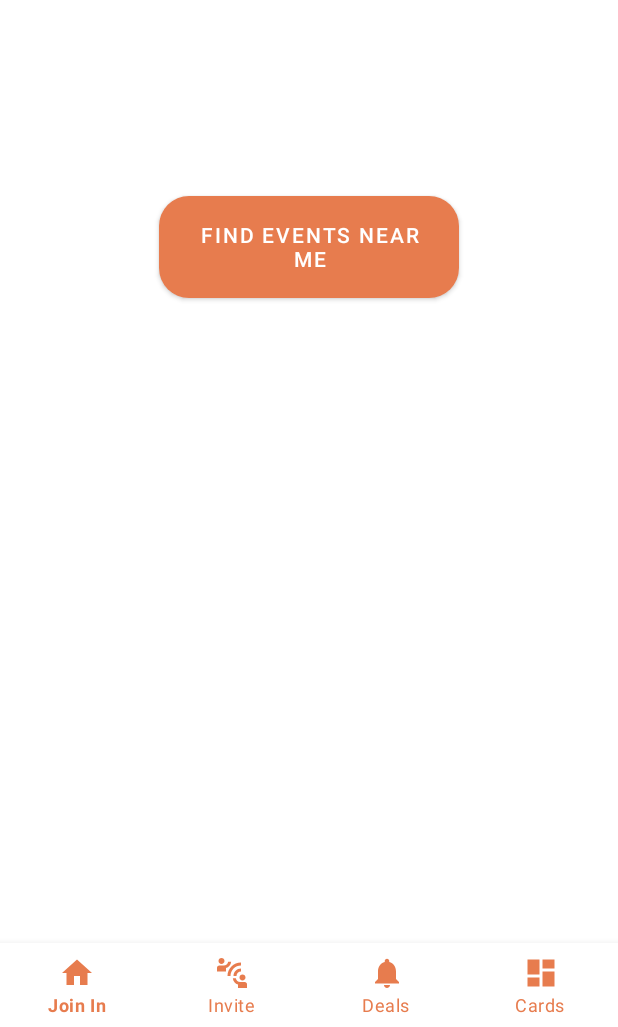
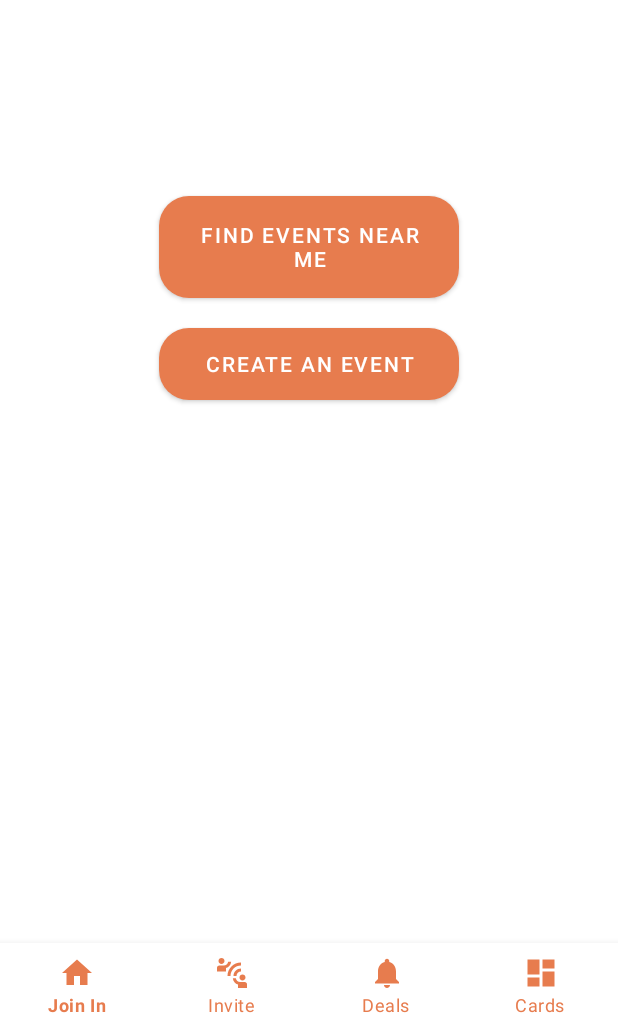
Before and after one commit to QuinnPaterson96/Spontaniius, an Android app: the FindEventFragment screen opened directly, with no data from a screen before it, after a tap on "MAP", on a phone screen of 412 x 824 dp, the part 209-1236 px from its top. Run offline under Robolectric (Android 15) with nearby library versions, the phone set to English and light mode, and no system bars; our stand-ins replace Dagger/Hilt's generated code, Firebase (no records; nobody signed in at launch, a user with empty details on screens opened directly), Room's generated code, navigation-ui; 2 statements that could not run were skipped.

```diff
--- a/app/src/main/res/layout/fragment_find_event.xml
+++ b/app/src/main/res/layout/fragment_find_event.xml
@@ -82,14 +82,14 @@
             <Button
                 android:id="@+id/create_event_hint_button"
                 android:layout_width="200dp"
-                android:layout_height="48dp"
+                android:layout_height="wrap_content"
                 android:text="@string/create_an_event"
                 android:layout_marginLeft="100dp"
                 android:layout_marginRight="100dp"
                 android:layout_marginTop="20dp"
                 app:layout_constraintStart_toStartOf="parent"
                 app:layout_constraintEnd_toEndOf="parent"
-                android:visibility="gone"
+                android:visibility="visible"
                 android:background="@drawable/spontaniius_primary_button"
                 app:layout_constraintTop_toBottomOf="@id/get_events_button"
                 />
```
